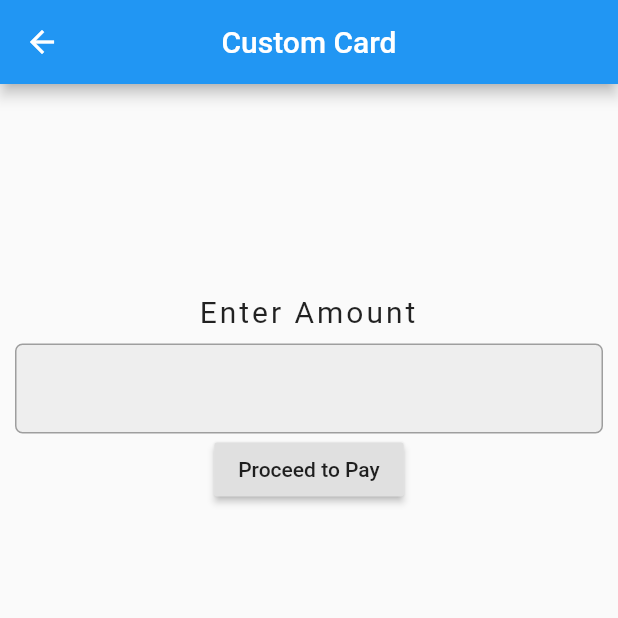
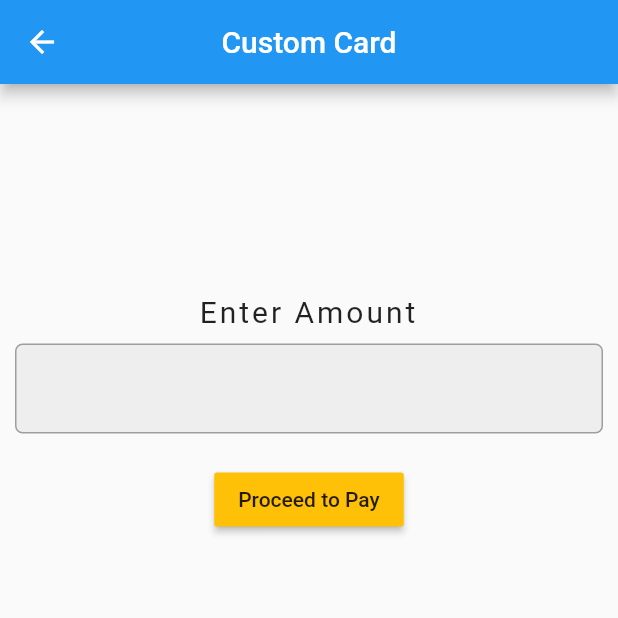
Before and after one commit to Lormenyo/Flutter-UI-Challenges, a Flutter app: the CustomCard screen opened directly, on a phone screen of 412 x 824 dp, the top half of it. Run offline on Flutter 3.47's test engine with Material 2 defaults, Android fonts, the phone set to English and light mode, and no system bars; our stand-ins replace splashscreen; missing offline and left inert: flutter_launcher_icons.

Commit message:
updated custom card

```diff
--- a/lib/customcard.dart
+++ b/lib/customcard.dart
@@ -9,32 +9,25 @@ class CustomCard extends StatelessWidget {
         title: Text("Custom Card"),
       ),
       body: new Padding(
-        padding: new EdgeInsets.only(top:70.0, left: 10.0, right:10.0, bottom: 5.0),
+        padding: new EdgeInsets.only(
+            top: 70.0, left: 10.0, right: 10.0, bottom: 5.0),
         child: new Column(
           children: <Widget>[
             new Padding(
               padding: new EdgeInsets.only(top: 70.0, bottom: 10.0),
-                child:      new Text("Enter Amount",
-              style: TextStyle(
-                fontSize: 20,
-                letterSpacing: 2.0
+              child: new Text("Enter Amount",
+                  style: TextStyle(fontSize: 20, letterSpacing: 2.0),
+                  textAlign: TextAlign.right),
             ),
-               textAlign: TextAlign.right
-               ),
-            ),
-
             new Container(
-                padding: const EdgeInsets.only(top: 0.0, left: 10.0, right: 10.0, bottom: 0.0),
+              padding: const EdgeInsets.only(
+                  top: 0.0, left: 10.0, right: 10.0, bottom: 0.0),
               alignment: Alignment.center,
               height: 60.0,
               decoration: new BoxDecoration(
                   color: Colors.grey[200],
-                  border: new Border.all(
-                    color: Colors.grey,
-                    width: 1.0
-                  ),
-                  borderRadius: new BorderRadius.circular(5.0)
-                ),
+                  border: new Border.all(color: Colors.grey, width: 1.0),
+                  borderRadius: new BorderRadius.circular(5.0)),
               child: new TextField(
                 decoration: null,
                 keyboardType: TextInputType.number,
@@ -42,15 +35,17 @@ class CustomCard extends StatelessWidget {
                 obscureText: false,
               ),
             ),
-              RaisedButton(
+            new Padding(
+              padding: EdgeInsets.all(20.0),
+              child: RaisedButton(
               child: const Text("Proceed to Pay"),
               onPressed: () {
                 // Navigate to second route when tapped.
                 Navigator.of(context).pushNamed("/PaymentMethods");
               },
-
+              color: Colors.amber,
             )
-
+            )
           ],
         ),
       ),
```
Also changed, not shown: lib/availableshops.dart (+8 -8 lines), lib/paymentmethods.dart (+5 -5 lines). Lines whose indentation alone changed are shown as unchanged.
